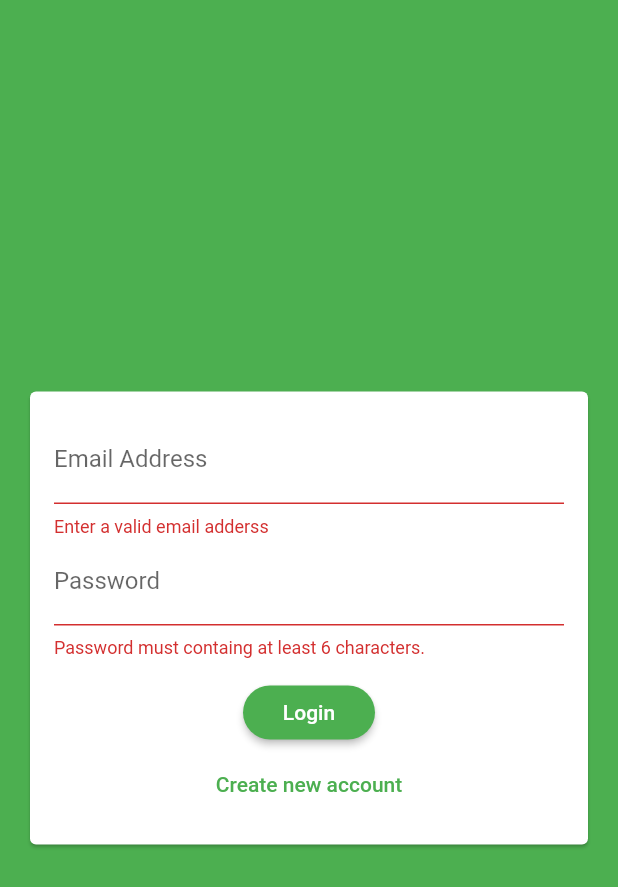
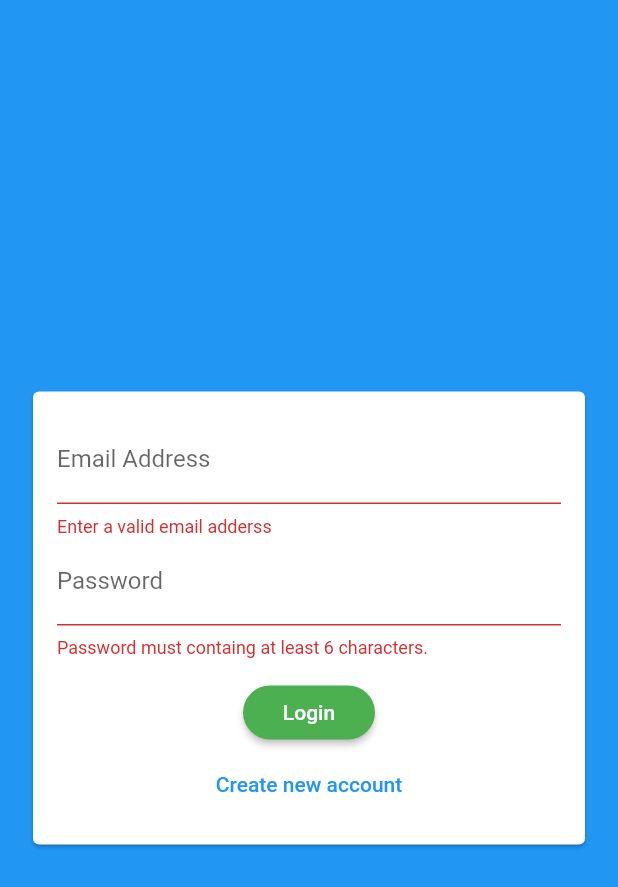
Before and after one commit to Randlin/MyChatApp, a Flutter app: the screen it shows after launch, after a tap on "Login", on a phone screen of 412 x 824 dp. Shown: the top 887 px of the screen. Run offline on Flutter 3.47's test engine with Material 2 defaults, Android fonts, the phone set to English and light mode, and no system bars; our stand-ins replace cloud_firestore, firebase_auth; accounts and stored records are empty.

Commit message:
third commit

```diff
--- a/lib/main.dart
+++ b/lib/main.dart
@@ -1,6 +1,8 @@
+import 'package:firebase_auth/firebase_auth.dart';
 import 'package:flutter/material.dart';
 import 'package:my_chat/screens/auth_screen.dart';
 import './screens/chat_screen.dart';
+import 'package:cloud_firestore/cloud_firestore.dart';
 
 void main() {
   runApp(MyApp());
@@ -12,16 +14,23 @@ class MyApp extends StatelessWidget {
     return MaterialApp(
       title: 'Flutter Demo',
       theme: ThemeData(
-          primarySwatch: Colors.green,
-          backgroundColor: Colors.green,
-          accentColor: Colors.deepOrange,
-          accentColorBrightness: Brightness.dark,
+          backgroundColor: Colors.deepOrange,
           buttonTheme: ButtonTheme.of(context).copyWith(
               buttonColor: Colors.green,
               textTheme: ButtonTextTheme.primary,
               shape: RoundedRectangleBorder(
-                  borderRadius: BorderRadius.circular(20)))),
-      home: const AuthScreen(),
+                  borderRadius: BorderRadius.circular(20))),
+          colorScheme: ColorScheme.fromSwatch(primarySwatch: Colors.green)
+              .copyWith(secondary: Colors.deepOrange)),
+      home: StreamBuilder(
+        stream: FirebaseAuth.instance.onAuthStateChanged,
+        builder: (context, snapshot) {
+          if (snapshot.hasData) {
+            return ChatScreen();
+          }
+          return AuthScreen();
+        },
+      ),
     );
   }
 }
--- a/lib/widgets/auth_form.dart
+++ b/lib/widgets/auth_form.dart
@@ -4,7 +4,10 @@ import 'package:flutter/src/widgets/framework.dart';
 import 'package:flutter/material.dart';
 
 class AuthForm extends StatefulWidget {
-  const AuthForm({Key key}) : super(key: key);
+  AuthForm(this.submitFn);
+
+  final void Function(String email, String password, String username,
+      bool isLogin, BuildContext ctx) submitFn;
 
   @override
   State<AuthForm> createState() => _AuthFormState();
@@ -21,15 +24,16 @@ class _AuthFormState extends State<AuthForm> {
     FocusScope.of(context).unfocus();
     if (isValid) {
       _formKey.currentState.save();
-      print(_userEmail);
-      print(_userUsername);
-      print(_userPass);
+      widget.submitFn(_userEmail.trim(), _userPass.trim(), _userUsername.trim(),
+          _isLogin, context);
     }
   }
 
   @override
   Widget build(BuildContext context) {
     return Center(
+      child: Padding(
+        padding: const EdgeInsets.all(2),
         child: Card(
           margin: const EdgeInsets.all(20),
           child: SingleChildScrollView(
@@ -50,7 +54,8 @@ class _AuthFormState extends State<AuthForm> {
                       _userEmail = newValue;
                     },
                     keyboardType: TextInputType.emailAddress,
-                  decoration: const InputDecoration(labelText: 'Email Address'),
+                    decoration:
+                        const InputDecoration(labelText: 'Email Address'),
                   ),
                   if (!_isLogin)
                     TextFormField(
@@ -64,7 +69,8 @@ class _AuthFormState extends State<AuthForm> {
                         onSaved: (newValue) {
                           _userUsername = newValue;
                         },
-                      decoration: const InputDecoration(labelText: 'Username')),
+                        decoration:
+                            const InputDecoration(labelText: 'Username')),
                   TextFormField(
                     key: const ValueKey('password'),
                     validator: (value) {
@@ -92,10 +98,12 @@ class _AuthFormState extends State<AuthForm> {
                         _isLogin = !_isLogin;
                       });
                     },
-                  child: Text(
-                      _isLogin ? 'Create new account' : 'Return to login form'),
+                    child: Text(_isLogin
+                        ? 'Create new account'
+                        : 'Return to login form'),
                   ),
                 ]),
+              ),
             ),
           ),
         ),
--- a/pubspec.yaml
+++ b/pubspec.yaml
@@ -30,6 +30,7 @@ dependencies:
   flutter:
     sdk: flutter
   cloud_firestore: ^0.13.5
+  firebase_auth: ^0.16.0
 
 
   # The following adds the Cupertino Icons font to your application.
```
Also changed, not shown: lib/screens/auth_screen.dart (+38 -2 lines), lib/screens/chat_screen.dart (+19 -26 lines), lib/widgets/сhats/message_bubble.dart (added, +63 -0 lines), lib/widgets/сhats/messages.dart (added, +42 -0 lines), lib/widgets/сhats/new_message.dart (added, +55 -0 lines), pubspec.lock. Lines whose indentation alone changed are shown as unchanged.
